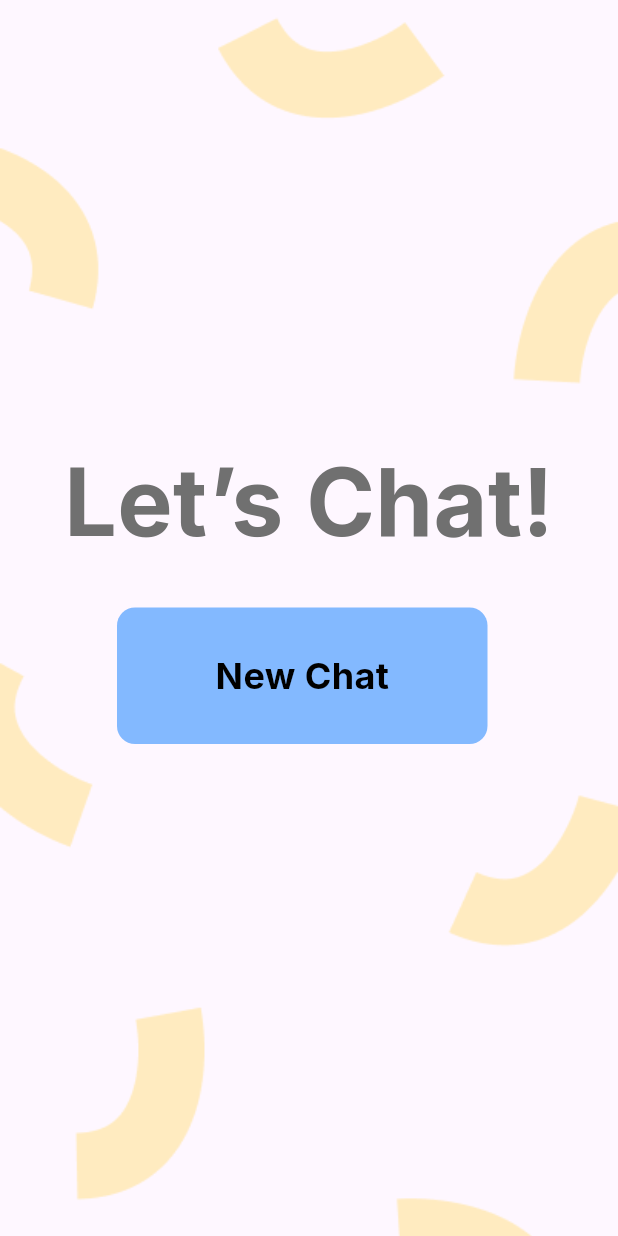
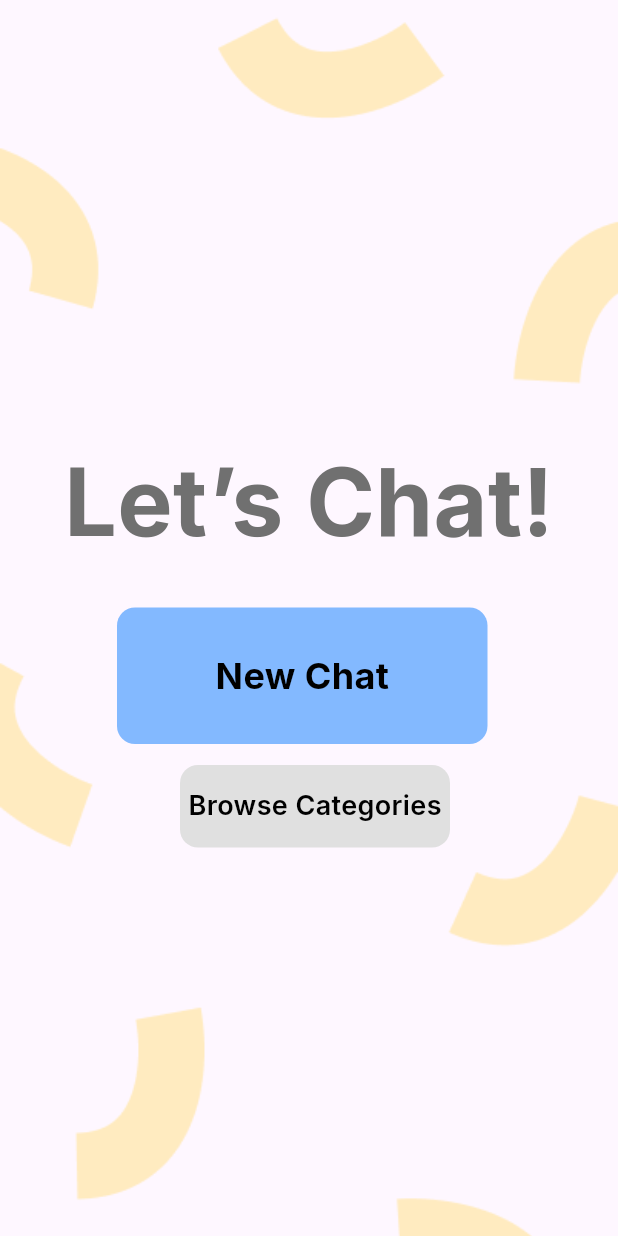
Before and after one commit to ParkerWilliams1/gemo, a Flutter app: the ChatHomeScreen screen opened by its route, after a tap on "New Chat", on a phone screen of 412 x 824 dp. Run offline on Flutter 3.47's test engine with Material 3 defaults, Android fonts, the phone set to English and light mode, and no system bars; our stand-ins replace cloud_firestore, firebase_auth, firebase_core, google_fonts, logger; accounts and stored records are empty.

Commit message:
more merge stuff

```diff
--- a/lib/screens/chat_home_screen.dart
+++ b/lib/screens/chat_home_screen.dart
@@ -5,6 +5,7 @@ import 'package:firebase_auth/firebase_auth.dart';
 import 'package:gemo/screens/text_chat_screen.dart';
 import 'package:gemo/screens/waiting_for_match_screen.dart';
 import 'package:logger/logger.dart';
+import 'package:gemo/screens/categories_screen.dart'; // ✅ Updated to CategoriesScreen
 
 class ChatHomeScreen extends StatefulWidget {
   static const String routeName = '/chathome';
@@ -73,6 +74,7 @@ class ChatHomeScreenState extends State<ChatHomeScreen> {
     }
 
       var newChatRef = _firestore.collection('chats').doc();
+
       await newChatRef.set({
         "participants": [currentUser.uid, matchedUserUid],
         "createdAt": FieldValue.serverTimestamp(),
@@ -81,9 +83,10 @@ class ChatHomeScreenState extends State<ChatHomeScreen> {
 
       logger.i("✅ New chat created: ${newChatRef.id}");
 
-      // 🔹 Step 3: Assign both users to the same chat
-      await currentUserRef
-          .update({"currentChat": newChatRef.id, "matchable": false});
+      await _firestore.collection('users').doc(currentUser.uid).update({
+        "currentChat": newChatRef.id,
+        "matchable": false
+      });
 
       await matchedUserRef
           .update({"currentChat": newChatRef.id, "matchable": false});
@@ -131,6 +134,7 @@ if (context.mounted) {
               ),
             ),
           ),
+          // New Chat Button
           Positioned(
             left: 78,
             top: 405,
@@ -159,6 +163,38 @@ if (context.mounted) {
               ),
             ),
           ),
+          // Browse Categories Button (Smaller & Light Gray)
+          Positioned(
+            left: 120, // Centered below "New Chat"
+            top: 510, // Below "New Chat" button
+            child: GestureDetector(
+              onTap: () {
+                Navigator.push(
+                  context,
+                  MaterialPageRoute(builder: (context) => CategoriesScreen()), // ✅ Corrected navigation
+                );
+              },
+              child: Container(
+                width: 180,
+                height: 55,
+                decoration: BoxDecoration(
+                  color: Colors.grey[300], // ✅ Light gray background
+                  borderRadius: BorderRadius.circular(12),
+                ),
+                child: const Center(
+                  child: Text(
+                    'Browse Categories',
+                    style: TextStyle(
+                      color: Colors.black,
+                      fontSize: 18,
+                      fontFamily: 'Inter',
+                      fontWeight: FontWeight.w600,
+                    ),
+                  ),
+                ),
+              ),
+            ),
+          ),
         ],
       ),
     );
```
